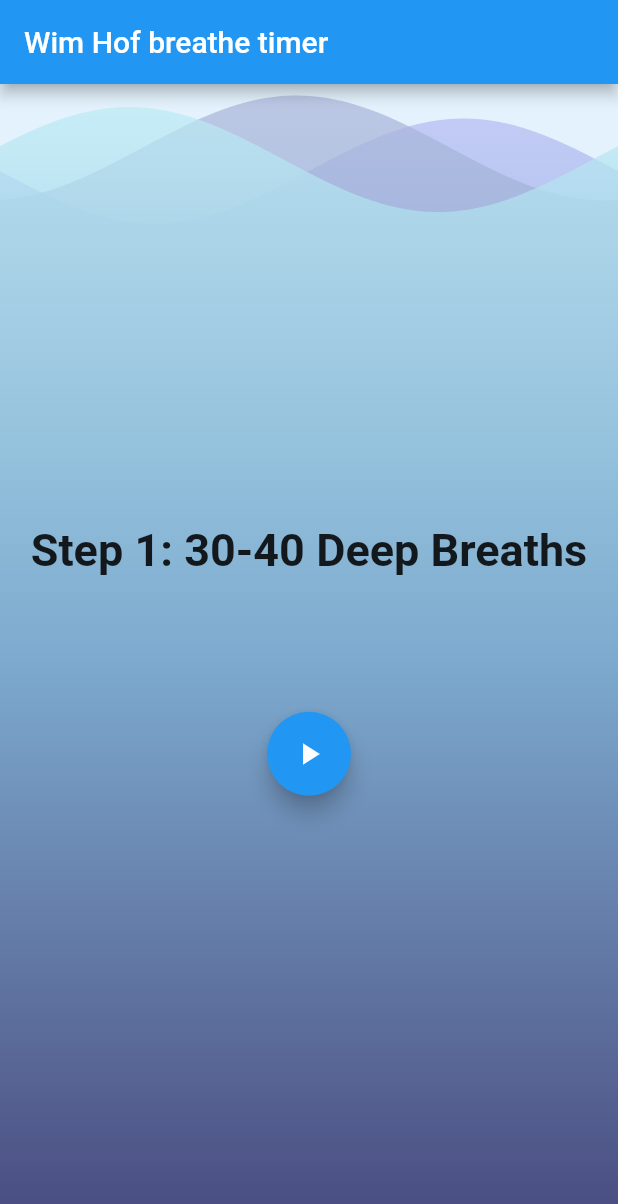
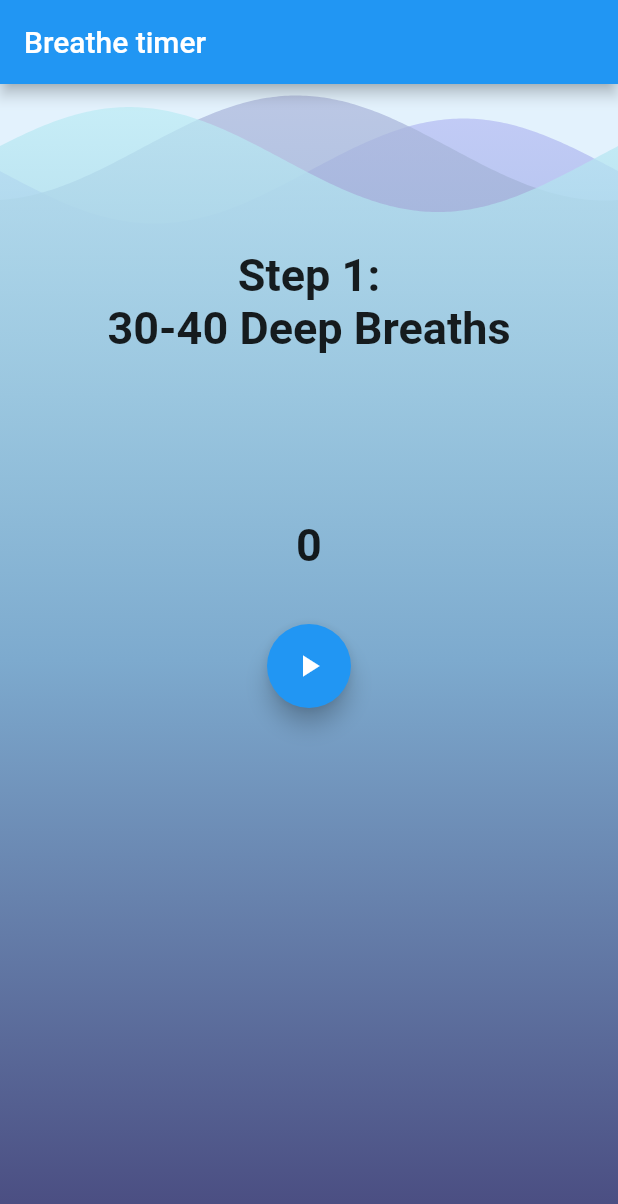
Before and after one commit to maxotto/flutter_breathe_timer, a Flutter app: the screen it shows after launch, on a phone screen of 412 x 824 dp. Shown: the top 1204 px of the screen. Run offline on Flutter 3.47's test engine with Material 2 defaults, Android fonts, the phone set to English and light mode, and no system bars; drawn by our look-alikes of wave; our stand-ins replace bloc, decimal, equatable, flutter_bloc.

Commit message:
feat: alingment of texts and buttons

```diff
--- a/lib/counter/view/wh_timer_page.dart
+++ b/lib/counter/view/wh_timer_page.dart
@@ -19,7 +19,7 @@ class WHTimerPage extends StatelessWidget {
   @override
   Widget build(BuildContext context) {
     return Scaffold(
-      appBar: AppBar(title: Text('Wim Hof breathe timer')),
+      appBar: AppBar(title: Text('Breathe timer')),
       body: Stack(
         children: [
           Background(),
--- a/lib/counter/view/wh_timer_view.dart
+++ b/lib/counter/view/wh_timer_view.dart
@@ -14,39 +14,50 @@ class WHTimerView extends StatelessWidget {
   @override
   Widget build(BuildContext context) {
     return Column(
-      mainAxisAlignment: MainAxisAlignment.center,
+      mainAxisAlignment: MainAxisAlignment.start,
       crossAxisAlignment: CrossAxisAlignment.center,
       children: <Widget>[
         Center(
           child: BlocBuilder<WhTimerBloc, WhTimerState>(
             builder: (context, state) {
               String message = "Message";
+              String startCount = '0';
               switch (state.phase) {
                 case Phases.idle:
-                  message = 'Step 1: 30-40 Deep Breaths';
+                  message = 'Step 1:\n30-40 Deep Breaths';
                   break;
                 case Phases.holdOnOut:
                   message =
-                      'Step 2: The Hold. Let the air out and stop breathing';
+                      'Step 2:\nThe Hold. Let the air out and stop breathing';
                   break;
                 case Phases.holdOnIn:
                   message =
-                      'Step 3:  Draw one big breath to fill your lungs. Hold the breath for 15 seconds';
+                      'Step 3:\nDraw one big breath to fill your lungs. Hold the breath for 15 seconds';
+                  startCount = '15';
                   break;
                 case Phases.breathe:
-                  message = 'Step 1: 30-40 Deep Breaths';
+                  message = 'Step 1:\n30-40 Deep Breaths';
                   break;
               }
               return Column(children: [
-                Text(message,
+                SizedBox(
+                  height: 110,
+                ),
+                SizedBox(
+                  height: 150,
+                  child: Text(message,
+                      textAlign: TextAlign.center,
                       style: TextStyle(
                         fontSize: 30,
                         fontWeight: FontWeight.bold,
                       )),
+                ),
                 SizedBox(
                   height: 30,
                 ),
-                state.holdOnOutDuration > Decimal.zero
+                SizedBox(
+                  height: 40,
+                  child: state.holdOnOutDuration > Decimal.zero
                       ? Text(state.holdOnOutDuration.toString(),
                           style: TextStyle(
                             fontSize: 30,
@@ -58,9 +69,12 @@ class WHTimerView extends StatelessWidget {
                                 fontSize: 30,
                                 fontWeight: FontWeight.bold,
                               ))
-                        : SizedBox(
-                            height: 30,
-                          )),
+                          : Text(startCount,
+                              style: TextStyle(
+                                fontSize: 30,
+                                fontWeight: FontWeight.bold,
+                              ))),
+                ),
                 SizedBox(
                   height: 30,
                 ),
```
Lines whose indentation alone changed are shown as unchanged.
